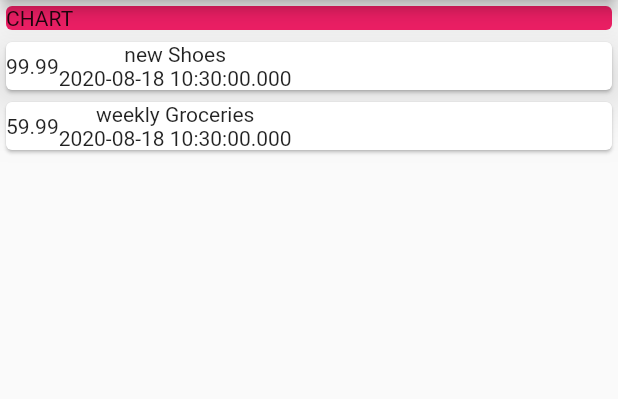
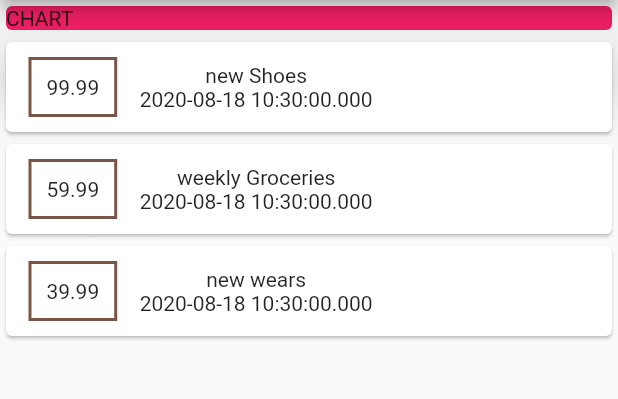
Before and after one commit to obiHenry/Expense_planner, a Flutter app: the screen it shows after launch, on a phone screen of 412 x 824 dp, the part 84-483 px from its top. Run offline on Flutter 3.47's test engine with Material 2 defaults, Android fonts, the phone set to English and light mode, and no system bars.

Commit message:
modified main.dart codes

```diff
--- a/lib/main.dart
+++ b/lib/main.dart
@@ -29,6 +29,13 @@ class HomePage extends StatelessWidget {
       amount: 59.99,
       date: DateTime.now(),
     ),
+
+     Transaction(
+      id: '2',
+      title: 'new wears',
+      amount: 39.99,
+      date: DateTime.now(),
+    ),
   ];
 
   @override
@@ -56,15 +63,22 @@ class HomePage extends StatelessWidget {
                 child: Row(
                   children: [
                     Container(
+                      margin:
+                          EdgeInsets.symmetric(vertical: 10, horizontal: 15),
+                      decoration: BoxDecoration(
+                        border: Border.all(color: Colors.brown, width: 2),
+                      ),
+                      padding: EdgeInsets.all(10),
                       child: Text(
                         transactions.amount.toString(),
                       ),
                     ),
-
-                    Column(children: [
-                      Text(transactions.title),
-                      Text(transactions.date.toString()),
-                    ],)
+                    Column(
+                      children: [
+                        Text(transactions.title),
+                        Text(transactions.date.toString()),
+                      ],
+                    )
                   ],
                 ),
               );
```
